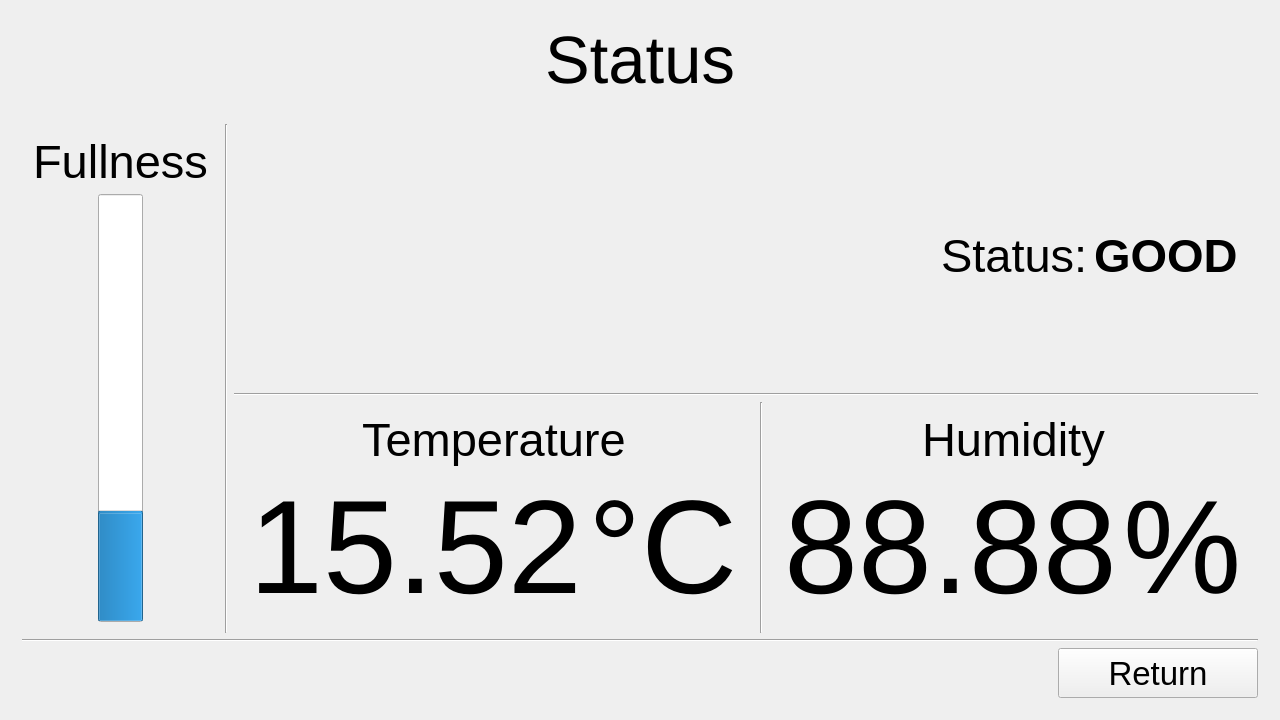
The window that Trash_Can/mainwindow.ui (AleksandraZasadni/ssp_miniproject) describes before a commit, drawn with Qt 5.
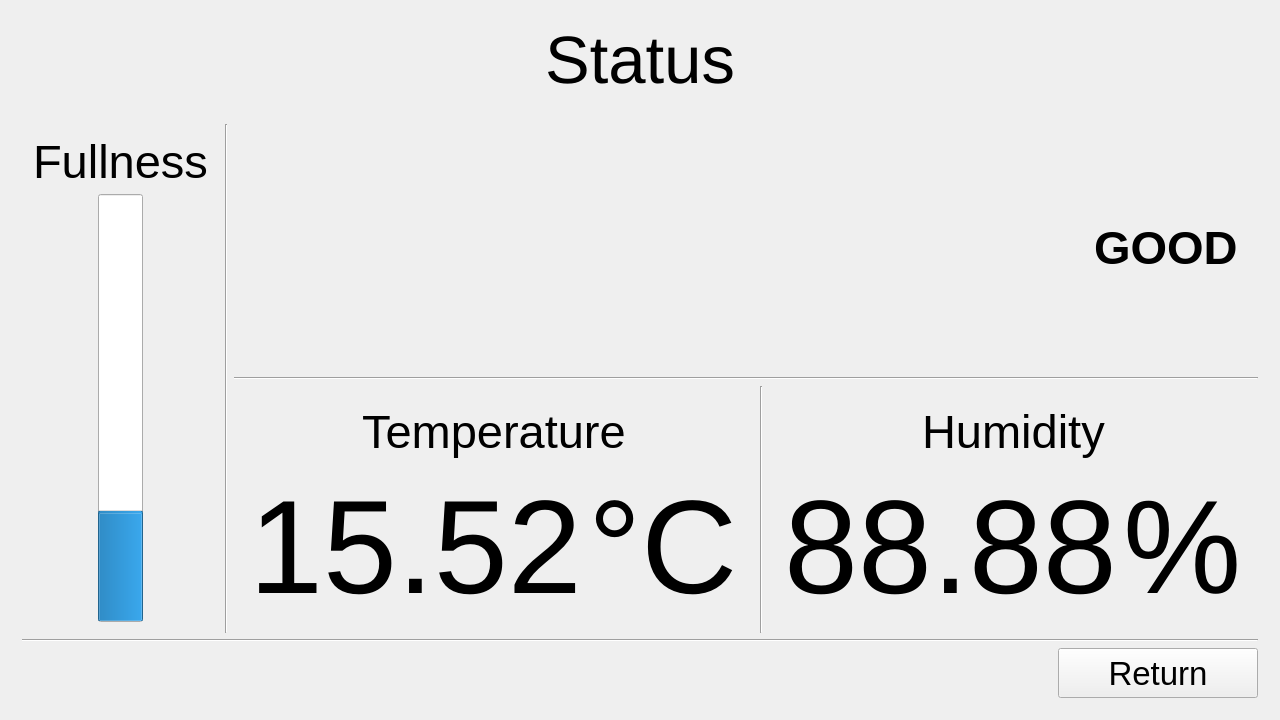
The same window after the commit. The open tabs and pages were chosen to show the change. Icons and pictures are not drawn. Custom widgets are drawn as their Qt base class.

Diff of the .ui file:
```diff
--- a/Trash_Can/mainwindow.ui
+++ b/Trash_Can/mainwindow.ui
@@ -459,7 +459,34 @@
            <layout class="QVBoxLayout" name="verticalLayout_3">
             <item>
              <layout class="QHBoxLayout" name="horizontalLayout_14">
-              <item>
+              <item alignment="Qt::AlignHCenter|Qt::AlignVCenter">
+               <widget class="QWidget" name="ledGreenWidget" native="true">
+                <property name="sizePolicy">
+                 <sizepolicy hsizetype="MinimumExpanding" vsizetype="MinimumExpanding">
+                  <horstretch>0</horstretch>
+                  <verstretch>0</verstretch>
+                 </sizepolicy>
+                </property>
+                <property name="minimumSize">
+                 <size>
+                  <width>254</width>
+                  <height>242</height>
+                 </size>
+                </property>
+                <layout class="QHBoxLayout" name="horizontalLayout_10">
+                 <property name="leftMargin">
+                  <number>20</number>
+                 </property>
+                 <property name="topMargin">
+                  <number>20</number>
+                 </property>
+                 <property name="rightMargin">
+                  <number>20</number>
+                 </property>
+                 <property name="bottomMargin">
+                  <number>20</number>
+                 </property>
+                 <item alignment="Qt::AlignHCenter|Qt::AlignVCenter">
                <widget class="QLabel" name="ledGreen">
                 <property name="enabled">
                  <bool>true</bool>
@@ -470,6 +497,12 @@
                   <verstretch>0</verstretch>
                  </sizepolicy>
                 </property>
+                   <property name="minimumSize">
+                    <size>
+                     <width>214</width>
+                     <height>202</height>
+                    </size>
+                   </property>
                 <property name="text">
                  <string/>
                 </property>
@@ -482,6 +515,12 @@
                 <property name="alignment">
                  <set>Qt::AlignCenter</set>
                 </property>
+                   <property name="wordWrap">
+                    <bool>true</bool>
+                   </property>
+                  </widget>
+                 </item>
+                </layout>
                </widget>
               </item>
               <item>
@@ -500,7 +539,34 @@
                 </property>
                </spacer>
               </item>
-              <item>
+              <item alignment="Qt::AlignHCenter|Qt::AlignVCenter">
+               <widget class="QWidget" name="ledYellowWidget" native="true">
+                <property name="sizePolicy">
+                 <sizepolicy hsizetype="MinimumExpanding" vsizetype="MinimumExpanding">
+                  <horstretch>0</horstretch>
+                  <verstretch>0</verstretch>
+                 </sizepolicy>
+                </property>
+                <property name="minimumSize">
+                 <size>
+                  <width>254</width>
+                  <height>242</height>
+                 </size>
+                </property>
+                <layout class="QHBoxLayout" name="horizontalLayout_15">
+                 <property name="leftMargin">
+                  <number>20</number>
+                 </property>
+                 <property name="topMargin">
+                  <number>20</number>
+                 </property>
+                 <property name="rightMargin">
+                  <number>20</number>
+                 </property>
+                 <property name="bottomMargin">
+                  <number>20</number>
+                 </property>
+                 <item alignment="Qt::AlignHCenter|Qt::AlignVCenter">
                <widget class="QLabel" name="ledYellow">
                 <property name="enabled">
                  <bool>false</bool>
@@ -511,6 +577,18 @@
                   <verstretch>0</verstretch>
                  </sizepolicy>
                 </property>
+                   <property name="minimumSize">
+                    <size>
+                     <width>213</width>
+                     <height>202</height>
+                    </size>
+                   </property>
+                   <property name="maximumSize">
+                    <size>
+                     <width>16777215</width>
+                     <height>16777215</height>
+                    </size>
+                   </property>
                 <property name="text">
                  <string/>
                 </property>
@@ -523,6 +601,12 @@
                 <property name="alignment">
                  <set>Qt::AlignCenter</set>
                 </property>
+                   <property name="wordWrap">
+                    <bool>true</bool>
+                   </property>
+                  </widget>
+                 </item>
+                </layout>
                </widget>
               </item>
               <item>
@@ -541,7 +625,40 @@
                 </property>
                </spacer>
               </item>
-              <item>
+              <item alignment="Qt::AlignHCenter|Qt::AlignVCenter">
+               <widget class="QWidget" name="ledRedWidget" native="true">
+                <property name="sizePolicy">
+                 <sizepolicy hsizetype="MinimumExpanding" vsizetype="MinimumExpanding">
+                  <horstretch>0</horstretch>
+                  <verstretch>0</verstretch>
+                 </sizepolicy>
+                </property>
+                <property name="minimumSize">
+                 <size>
+                  <width>254</width>
+                  <height>242</height>
+                 </size>
+                </property>
+                <property name="maximumSize">
+                 <size>
+                  <width>16777215</width>
+                  <height>16777215</height>
+                 </size>
+                </property>
+                <layout class="QHBoxLayout" name="horizontalLayout_12">
+                 <property name="leftMargin">
+                  <number>20</number>
+                 </property>
+                 <property name="topMargin">
+                  <number>20</number>
+                 </property>
+                 <property name="rightMargin">
+                  <number>20</number>
+                 </property>
+                 <property name="bottomMargin">
+                  <number>20</number>
+                 </property>
+                 <item alignment="Qt::AlignHCenter|Qt::AlignVCenter">
                <widget class="QLabel" name="ledRed">
                 <property name="enabled">
                  <bool>false</bool>
@@ -552,6 +669,12 @@
                   <verstretch>0</verstretch>
                  </sizepolicy>
                 </property>
+                   <property name="minimumSize">
+                    <size>
+                     <width>213</width>
+                     <height>202</height>
+                    </size>
+                   </property>
                 <property name="text">
                  <string/>
                 </property>
@@ -564,6 +687,12 @@
                 <property name="alignment">
                  <set>Qt::AlignCenter</set>
                 </property>
+                   <property name="wordWrap">
+                    <bool>true</bool>
+                   </property>
+                  </widget>
+                 </item>
+                </layout>
                </widget>
               </item>
               <item>
@@ -582,18 +711,6 @@
                 </property>
                </spacer>
               </item>
-              <item alignment="Qt::AlignLeft|Qt::AlignVCenter">
-               <widget class="QLabel" name="label_6">
-                <property name="font">
-                 <font>
-                  <pointsize>35</pointsize>
-                 </font>
-                </property>
-                <property name="text">
-                 <string>Status:</string>
-                </property>
-               </widget>
-              </item>
               <item alignment="Qt::AlignLeft|Qt::AlignVCenter">
                <widget class="QLabel" name="label_8">
                 <property name="font">
```
Left out of the diff: 61 changed lines with no effect on the pictures. Lines whose indentation alone changed are shown as unchanged.
